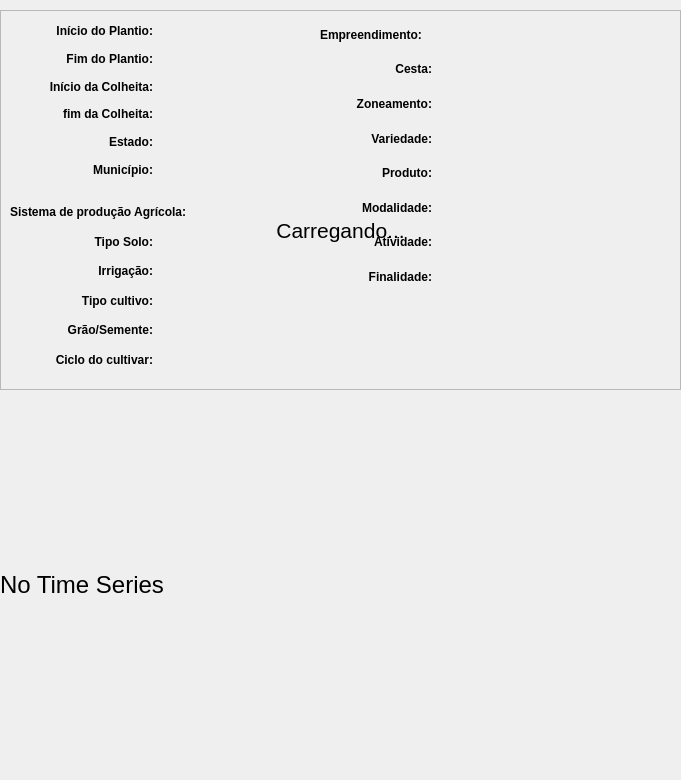
Before: the Qt Designer form pop/interface/detail/detail_dialog.ui in DolphinDatabase/POP-QGisPlugin, drawn with Qt 5.
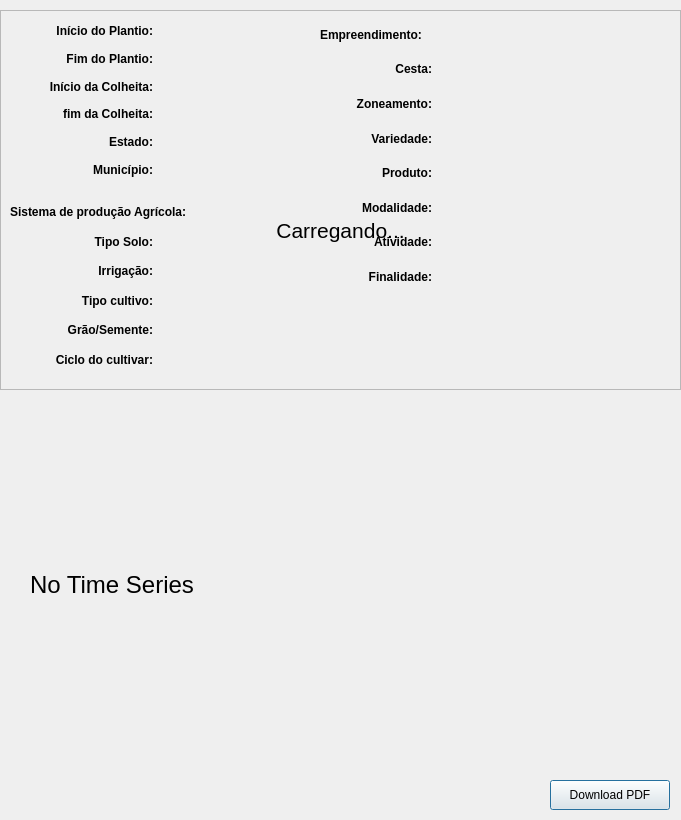
After: the same form once the commit is applied.

Commit message: POP-88 download PDF

What changed in the file:
```diff
--- a/pop/interface/detail/detail_dialog.ui
+++ b/pop/interface/detail/detail_dialog.ui
@@ -10,7 +10,7 @@
     <x>0</x>
     <y>0</y>
     <width>681</width>
-    <height>780</height>
+    <height>820</height>
    </rect>
   </property>
   <property name="minimumSize">
@@ -22,7 +22,7 @@
   <property name="maximumSize">
    <size>
     <width>681</width>
-    <height>780</height>
+    <height>820</height>
    </size>
   </property>
   <property name="windowTitle">
@@ -577,9 +577,9 @@
   <widget class="QLabel" name="lbl_message_time_series">
    <property name="geometry">
     <rect>
-     <x>0</x>
+     <x>30</x>
      <y>400</y>
-     <width>681</width>
+     <width>651</width>
      <height>369</height>
     </rect>
    </property>
@@ -604,7 +604,24 @@
      <height>371</height>
     </rect>
    </property>
-   <layout class="QVBoxLayout" name="lytChart"/>
+   <layout class="QVBoxLayout" name="lytChart">
+    <property name="leftMargin">
+     <number>8</number>
+    </property>
+   </layout>
+  </widget>
+  <widget class="QPushButton" name="btn_download">
+   <property name="geometry">
+    <rect>
+     <x>550</x>
+     <y>780</y>
+     <width>120</width>
+     <height>30</height>
+    </rect>
+   </property>
+   <property name="text">
+    <string>Download PDF</string>
+   </property>
   </widget>
  </widget>
  <resources/>
```
The commit also changes 1 other file.
